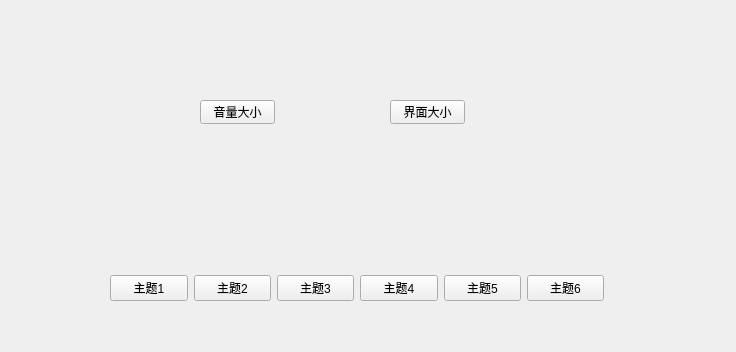
Qt form setup.ui (Nahjs/Bejeweled) before a commit.
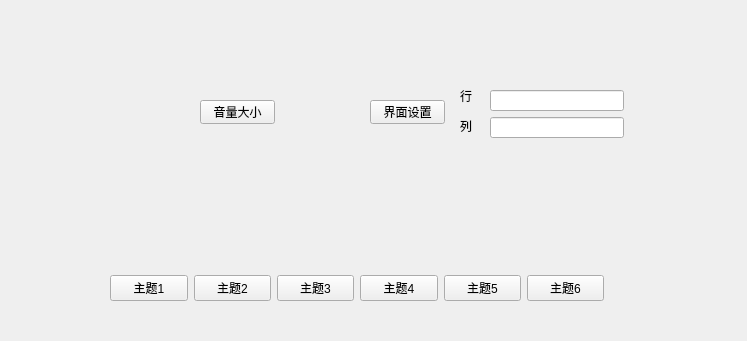
The same form after that commit. Icons and pictures are not drawn.

Commit message: ui完成了修改,增加了设置游戏界面大小的功能

```diff
--- a/setup.ui
+++ b/setup.ui
@@ -6,8 +6,8 @@
    <rect>
     <x>0</x>
     <y>0</y>
-    <width>736</width>
-    <height>352</height>
+    <width>747</width>
+    <height>341</height>
    </rect>
   </property>
   <property name="windowTitle">
@@ -170,16 +170,60 @@
   <widget class="QPushButton" name="sizeSetButton">
    <property name="geometry">
     <rect>
-     <x>390</x>
+     <x>370</x>
      <y>100</y>
      <width>75</width>
      <height>24</height>
     </rect>
    </property>
    <property name="text">
-    <string>界面大小</string>
+    <string>界面设置</string>
    </property>
   </widget>
+  <widget class="QLabel" name="label">
+   <property name="geometry">
+    <rect>
+     <x>460</x>
+     <y>80</y>
+     <width>31</width>
+     <height>31</height>
+    </rect>
+   </property>
+   <property name="text">
+    <string>行</string>
+   </property>
+  </widget>
+  <widget class="QLabel" name="label_7">
+   <property name="geometry">
+    <rect>
+     <x>460</x>
+     <y>110</y>
+     <width>31</width>
+     <height>31</height>
+    </rect>
+   </property>
+   <property name="text">
+    <string>列</string>
+   </property>
+  </widget>
+  <widget class="QWidget" name="layoutWidget">
+   <property name="geometry">
+    <rect>
+     <x>490</x>
+     <y>90</y>
+     <width>134</width>
+     <height>48</height>
+    </rect>
+   </property>
+   <layout class="QVBoxLayout" name="verticalLayout_7">
+    <item>
+     <widget class="QLineEdit" name="rowLineEdit"/>
+    </item>
+    <item>
+     <widget class="QLineEdit" name="colLineEdit"/>
+    </item>
+   </layout>
+  </widget>
  </widget>
  <resources/>
  <connections/>
```
The commit also changes 4 other files.
